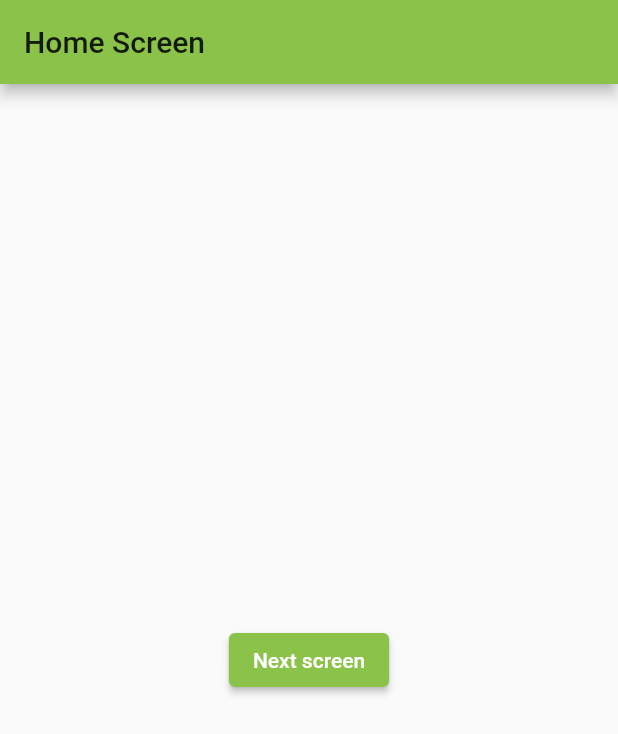
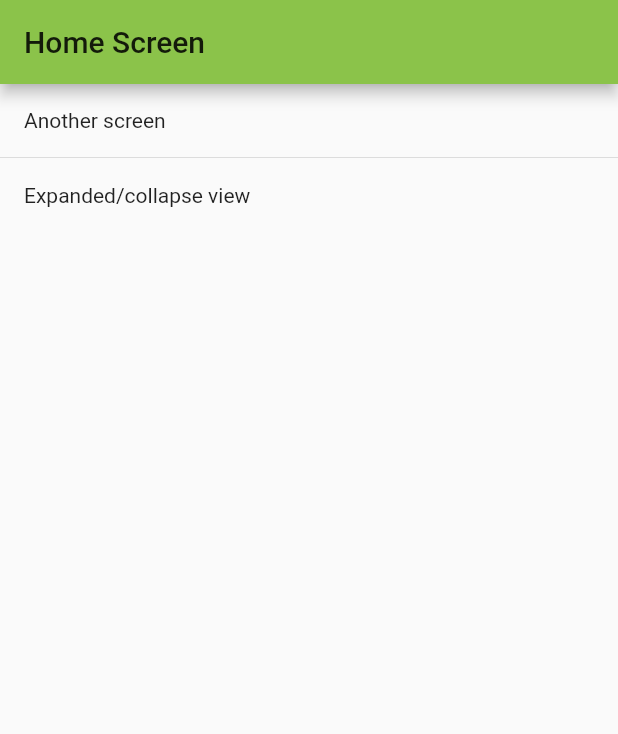
Before and after one commit to harsha973/flutter-tests-demo, a Flutter app: the screen it shows after launch, on a phone screen of 412 x 824 dp. Shown: the top 734 px of the screen. Run offline on Flutter 3.47's test engine with Material 2 defaults, Android fonts, the phone set to English and light mode, and no system bars.

Commit message:
Req #animation_utils - Refactored HomePage to have list items ( another page and expand container )

```diff
--- /dev/null
+++ b/lib/ui/home/home_page.dart
@@ -0,0 +1,34 @@
+import 'package:flutter/material.dart';
+import 'package:flutter_tests/ui/home/home_page_list_item.dart';
+import 'package:flutter_tests/ui/home/home_ui_model.dart';
+import 'package:flutter_tests/ui/others/app_raised_button.dart';
+import 'package:flutter_tests/ui/others/routes.dart';
+
+class HomePage extends StatelessWidget {
+  HomePage({Key key, @required this.title}) : super(key: key);
+  final String title;
+
+  @override
+  Widget build(BuildContext context) {
+    return Scaffold(
+      appBar: AppBar(title: Text(title),),
+      body: _listView(),
+    );
+  }
+
+  _listView() {
+    return ListView.separated(
+      itemCount: listItems.length,
+      itemBuilder: (BuildContext context, int index) {
+        return ListRowWidget(uiModel: listItems[index],);
+      }, separatorBuilder: (BuildContext context, int index) {
+        return Divider(height: 2,);
+      },
+    );
+  }
+}
+
+final listItems = [
+  HomeUIModel('Another screen', HomeListItemType.ANOTHER_PAGE),
+  HomeUIModel('Expanded/collapse view', HomeListItemType.EXPAND_COLLAPSE_PAGE),
+];
--- /dev/null
+++ b/lib/ui/home/home_page_list_item.dart
@@ -0,0 +1,50 @@
+
+import 'package:flutter/material.dart';
+import 'package:flutter_tests/ui/home/home_ui_model.dart';
+import 'package:flutter_tests/ui/others/routes.dart';
+
+class ListRowWidget extends StatelessWidget {
+  final HomeUIModel uiModel;
+
+  const ListRowWidget({Key key, this.uiModel})
+      : assert(uiModel != null),
+        super(key: key);
+
+  @override
+  Widget build(BuildContext context) {
+    return Material(
+        child: InkWell(
+          child: Padding(
+            padding: const EdgeInsets.all(16.0),
+            child: new Text(uiModel.title,),
+          ),
+          onTap: () {_onTapped(context);},
+        )
+    );
+  }
+
+  Future _onTapped(BuildContext context) async {
+    switch(uiModel.type) {
+
+      case HomeListItemType.ANOTHER_PAGE:
+        _navigateMeToAnotherPage(context);
+        break;
+      case HomeListItemType.EXPAND_COLLAPSE_PAGE:
+        _navigateToExpandedCollapsedPage(context);
+        break;
+    }
+  }
+
+  _navigateMeToAnotherPage(BuildContext context) async {
+    final result = await Navigator.of(context).pushNamed(
+        Routes.ANOTHER_SCREEN_ROUTE,
+        arguments: 'You got a package, please collect.'
+    );
+    print('Result is : $result');
+  }
+
+  _navigateToExpandedCollapsedPage(BuildContext context) {
+    Navigator.of(context).pushNamed(Routes.EXPANDED_COLLAPSED_ROUTE);
+  }
+
+}
--- /dev/null
+++ b/lib/ui/home/home_ui_model.dart
@@ -0,0 +1,11 @@
+class HomeUIModel{
+  final String title;
+  final HomeListItemType type;
+
+  HomeUIModel(this.title, this.type);
+}
+
+enum HomeListItemType {
+  ANOTHER_PAGE,
+  EXPAND_COLLAPSE_PAGE
+}
--- a/lib/ui/others/routes.dart
+++ b/lib/ui/others/routes.dart
@@ -1,15 +1,18 @@
 import 'package:flutter/material.dart';
 import 'package:flutter_tests/ui/routes/another_page.dart';
-import 'package:flutter_tests/ui/routes/home_page.dart';
+import 'package:flutter_tests/ui/home/home_page.dart';
+import 'package:flutter_tests/ui/routes/expanded_collapsed_page.dart';
 
 class Routes {
   static const HOME_SCREEN_ROUTE = '/';
   static const ANOTHER_SCREEN_ROUTE = '/another_screen';
+  static const EXPANDED_COLLAPSED_ROUTE = '/expanded_collapsed_route';
 
   static Map<String, WidgetBuilder> routes() {
     return <String, WidgetBuilder>{
       ANOTHER_SCREEN_ROUTE: (context) => AnotherPage(),
-      HOME_SCREEN_ROUTE: (context) => HomePage(title: "Home Screen",)
+      HOME_SCREEN_ROUTE: (context) => HomePage(title: "Home Screen",),
+      EXPANDED_COLLAPSED_ROUTE: (context) => ExpandedCollapsedPage()
     };
   }
 }
--- a/lib/ui/routes/home_page.dart
+++ /dev/null
@@ -1,31 +0,0 @@
-import 'package:flutter/material.dart';
-import 'package:flutter_tests/ui/others/app_raised_button.dart';
-import 'package:flutter_tests/ui/others/routes.dart';
-
-class HomePage extends StatelessWidget {
-  HomePage({Key key, @required this.title}) : super(key: key);
-  final String title;
-
-  @override
-  Widget build(BuildContext context) {
-    return Scaffold(
-      appBar: AppBar(title: Text(title),),
-      body: Center(
-        child: AppRaisedButton(
-          title: 'Next screen',
-          onPressed: () {
-            _onTapped(context);
-          },
-        ),
-      ),
-    );
-  }
-
-  Future _onTapped(BuildContext context) async {
-    final result = await Navigator.of(context).pushNamed(
-        Routes.ANOTHER_SCREEN_ROUTE,
-        arguments: 'You got a package, please collect.'
-    );
-    print('Result is : $result');
-  }
-}
```
Also changed, not shown: lib/ui/others/animation_utils.dart (added, +10 -0 lines), lib/ui/others/dimens.dart (+9 -0 lines), lib/ui/routes/expanded_collapsed_page.dart (added, +90 -0 lines), lib/ui/routes/expanded_section_widget.dart (added, +70 -0 lines), 1 other file.
